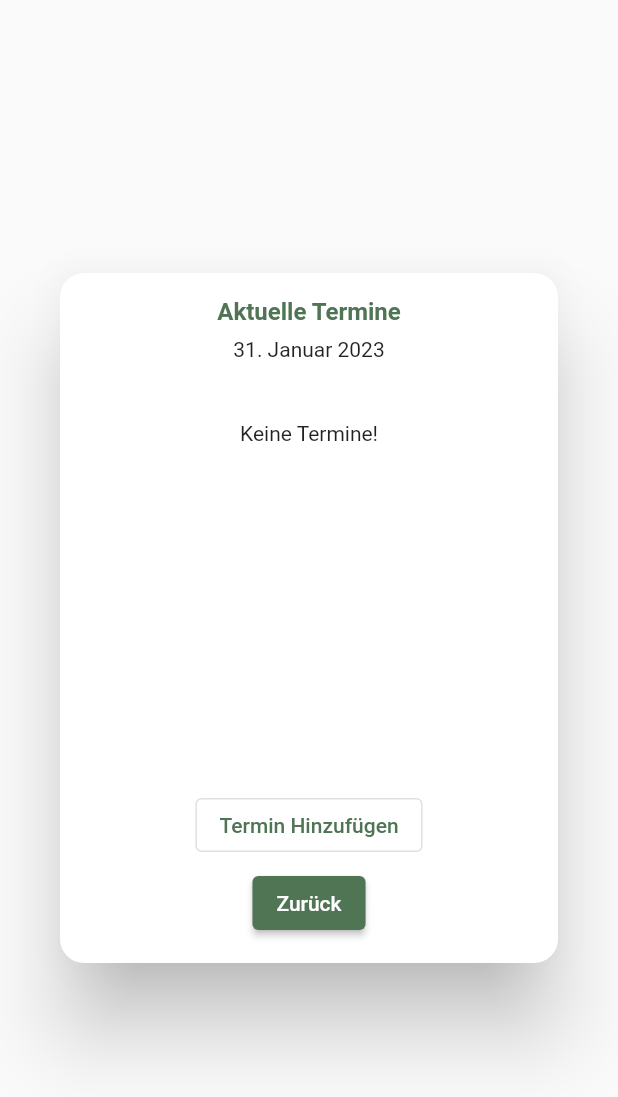
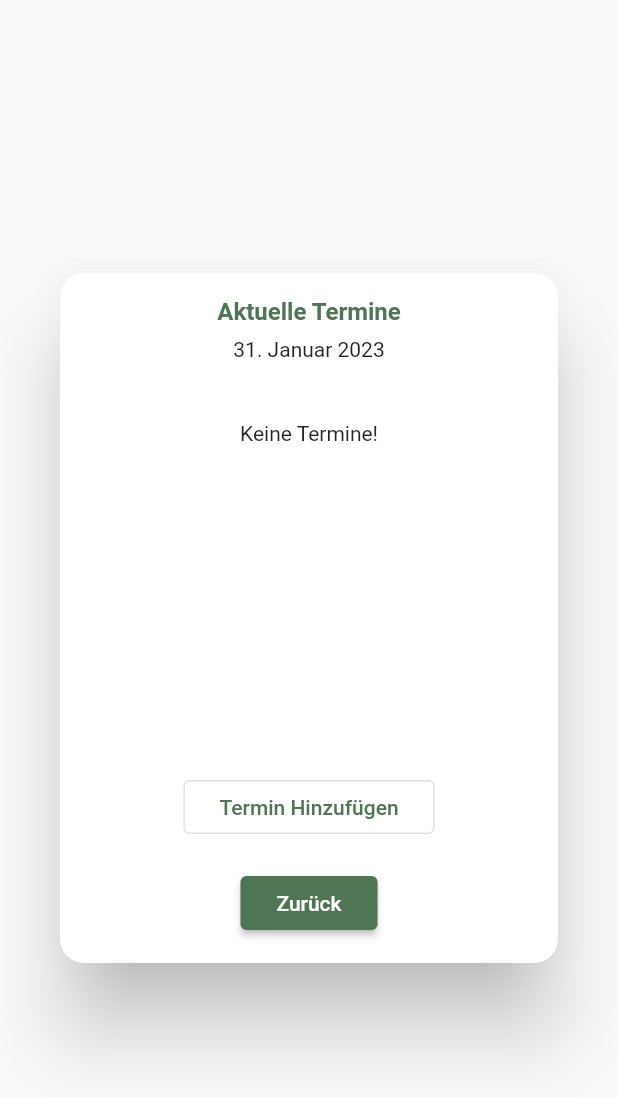
Before and after one commit to WolfyScript/Uni-EMI-Project, a Flutter app: the DayEventsOverviewDialog widget shown alone on an empty page, opened directly with empty values, on a phone screen of 412 x 824 dp. Shown: the top 1097 px of the screen. Run offline on Flutter 3.47's test engine with Material 2 defaults, Android fonts, the phone set to English and light mode, and no system bars; our stand-ins replace flutter_colorpicker, flutter_markdown, table_calendar; missing offline and left inert: markdown.

Commit message:
Replaced Wrap with ListView

```diff
--- a/lib/dialogs/calendar_day_events_overview_dialog.dart
+++ b/lib/dialogs/calendar_day_events_overview_dialog.dart
@@ -35,10 +35,8 @@ class _DayEventsOverviewDialog extends State<DayEventsOverviewDialog> {
               child: Text("Keine Termine!"),
             ),
           )
-        : Wrap(
-      direction: Axis.vertical,
-      runAlignment: WrapAlignment.start,
-      alignment: WrapAlignment.start,
+        : ListView(
+       shrinkWrap: true,
             children: [
               ...dayEvents.map((e) => buildChip(e.type, context)),
             ],
@@ -49,7 +47,7 @@ class _DayEventsOverviewDialog extends State<DayEventsOverviewDialog> {
       insetPadding: const EdgeInsets.symmetric(vertical: 24, horizontal: 40),
       shape: RoundedRectangleBorder(borderRadius: BorderRadius.circular(16)),
       child: Container(
-        constraints: const BoxConstraints(maxHeight: 460),
+        constraints: const BoxConstraints(maxHeight: 460, maxWidth: 360),
         padding: const EdgeInsets.all(16),
         child: Column(
           mainAxisSize: MainAxisSize.min,
@@ -82,17 +80,27 @@ class _DayEventsOverviewDialog extends State<DayEventsOverviewDialog> {
             Center(
               child: OutlinedButton(
                   onPressed: () {
-                    showDialog(context: context, barrierColor: const Color(0x00000000), builder: (context) {
-                      return AddEventDialog(selectedDay: selectedDay, notify: () {
+                    showDialog(
+                      context: context,
+                      barrierColor: const Color(0x00000000),
+                      builder: (context) {
+                        return AddEventDialog(
+                          selectedDay: selectedDay,
+                          notify: () {
                             setState(() {});
                             notify.call();
-                      },);
-                    },);
                           },
-                  child: const Text("Termin Hinzufügen")),
+                        );
+                      },
+                    );
+                  },
+                  child: const Padding(
+                    padding: EdgeInsets.all(8.0),
+                    child: Text("Termin Hinzufügen"),
+                  )),
             ),
             const SizedBox(
-              height: 4,
+              height: 16,
             ),
             Center(
               child: ElevatedButton(
@@ -100,7 +108,10 @@ class _DayEventsOverviewDialog extends State<DayEventsOverviewDialog> {
                     Navigator.of(context).pop();
                     notify.call();
                   },
-                  child: const Text("Zurück")),
+                  child: const Padding(
+                    padding: EdgeInsets.all(8.0),
+                    child: Text("Zurück"),
+                  )),
             ),
           ],
         ),
@@ -109,7 +120,9 @@ class _DayEventsOverviewDialog extends State<DayEventsOverviewDialog> {
   }
 
   Widget buildChip(EventType eventType, BuildContext context) {
-    return Chip(
+    return Padding(
+      padding: const EdgeInsets.symmetric(vertical: 4),
+      child: Chip(
         padding: const EdgeInsets.only(top: 2, right: 4, bottom: 2),
         label: Text(
           eventType.label,
@@ -122,6 +135,7 @@ class _DayEventsOverviewDialog extends State<DayEventsOverviewDialog> {
           decoration:
               BoxDecoration(color: eventType.color, shape: BoxShape.circle),
         ),
+        deleteButtonTooltipMessage: "Löschen",
         onDeleted: () {
           setState(() {
             events.update(selectedDay, (value) {
@@ -129,6 +143,7 @@ class _DayEventsOverviewDialog extends State<DayEventsOverviewDialog> {
             });
           });
         },
+      ),
     );
   }
 }
```
Lines whose indentation alone changed are shown as unchanged.
